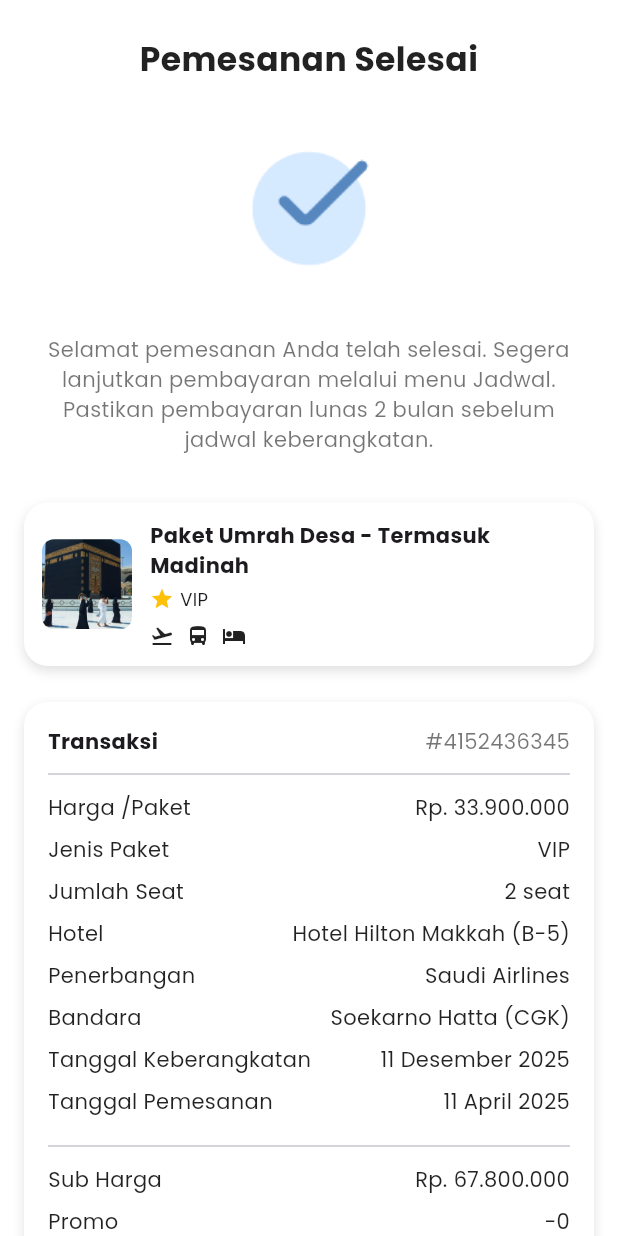
After one commit to Mercuriallz/umroh_mobile_v2, a Flutter app: the OrderSuccessPage screen opened directly, on a phone screen of 412 x 824 dp. The commit adds this screen. Run offline on Flutter 3.47's test engine with Material 3 defaults, Android fonts, the phone set to English and light mode, and no system bars; our stand-ins replace carousel_slider, file_picker, flutter_bloc, flutter_dotenv, flutter_easyloading, get and 2 more.

Commit message:
order done

```diff
--- a/lib/constant/color_constant.dart
+++ b/lib/constant/color_constant.dart
@@ -17,6 +17,7 @@ class ColorConstant {
   static const Color primary99 = Color(0xffEAF0FE);
   static const Color onSurface = Color(0xff2D2F33);
   static const Color greenColor = Color(0xff00DD3B);
+  static const Color primaryBlue = Color(0xFF73B4FF);
 
   static const Color secondary30Color = Color(0xff6794CD);
   static const Color secondary90 = Color(0xffD7E8FF);
--- /dev/null
+++ b/lib/constant/loading.dart
@@ -0,0 +1,48 @@
+import 'package:flutter/material.dart';
+import 'package:lottie/lottie.dart';
+import 'package:mobile_umroh_v2/constant/success.dart';
+
+class OrderLoadingPage extends StatefulWidget {
+  const OrderLoadingPage({super.key});
+
+  @override
+  State<OrderLoadingPage> createState() => _OrderLoadingPageState();
+}
+
+class _OrderLoadingPageState extends State<OrderLoadingPage> {
+  @override
+  void initState() {
+    super.initState();
+    Future.delayed(const Duration(seconds: 3), () {
+      Navigator.pushReplacement(
+        context,
+        MaterialPageRoute(builder: (_) => const OrderSuccessPage()),
+      );
+    });
+  }
+
+  @override
+  Widget build(BuildContext context) {
+    return Scaffold(
+      backgroundColor: Colors.white,
+      body: Center(
+        child: Column(
+          mainAxisAlignment: MainAxisAlignment.center,
+          children: [
+            Lottie.asset(
+              'assets/lottie/loading_animation.json',
+              width: 200,
+              height: 200,
+              frameRate: FrameRate.max
+            ),
+            const SizedBox(height: 24),
+            const Text(
+              "Pesanan Anda Sedang Diproses...",
+              style: TextStyle(fontSize: 18, fontWeight: FontWeight.bold),
+            ),
+          ],
+        ),
+      ),
+    );
+  }
+}
--- /dev/null
+++ b/lib/constant/success.dart
@@ -0,0 +1,238 @@
+import 'package:flutter/material.dart';
+
+class OrderSuccessPage extends StatelessWidget {
+  const OrderSuccessPage({super.key});
+
+  @override
+  Widget build(BuildContext context) {
+    return Scaffold(
+      backgroundColor: Colors.white,
+      body: SafeArea(
+        child: SingleChildScrollView(
+          padding: const EdgeInsets.symmetric(horizontal: 16, vertical: 24),
+          child: Column(
+            crossAxisAlignment: CrossAxisAlignment.center,
+            children: [
+              const Text(
+                'Pemesanan Selesai',
+                style: TextStyle(
+                  fontSize: 22,
+                  fontWeight: FontWeight.bold,
+                  color: Colors.black87,
+                ),
+                textAlign: TextAlign.center,
+              ),
+              const SizedBox(height: 24),
+              Image.asset(
+                'assets/icons/check.png',
+                width: 120,
+                height: 120,
+              ),
+              const SizedBox(height: 24),
+              const Text(
+                'Selamat pemesanan Anda telah selesai. Segera lanjutkan pembayaran melalui menu Jadwal. Pastikan pembayaran lunas 2 bulan sebelum jadwal keberangkatan.',
+                textAlign: TextAlign.center,
+                style: TextStyle(
+                  color: Colors.black54,
+                  fontSize: 14,
+                ),
+              ),
+              const SizedBox(height: 32),
+
+              // Card Paket
+              Container(
+                padding: const EdgeInsets.all(12),
+                decoration: BoxDecoration(
+                  color: Colors.white,
+                  borderRadius: BorderRadius.circular(16),
+                  boxShadow: [
+                    BoxShadow(
+                      color: Colors.black12,
+                      blurRadius: 6,
+                      offset: const Offset(0, 3),
+                    ),
+                  ],
+                ),
+                child: Row(
+                  children: [
+                    ClipRRect(
+                      borderRadius: BorderRadius.circular(8),
+                      child: Image.asset(
+                        'assets/image/kabah.png',
+                        width: 60,
+                        height: 60,
+                        fit: BoxFit.cover,
+                      ),
+                    ),
+                    const SizedBox(width: 12),
+                    Expanded(
+                      child: Column(
+                        crossAxisAlignment: CrossAxisAlignment.start,
+                        children: [
+                          const Text(
+                            'Paket Umrah Desa - Termasuk Madinah',
+                            style: TextStyle(
+                              fontWeight: FontWeight.bold,
+                            ),
+                          ),
+                          const SizedBox(height: 4),
+                          Row(
+                            children: [
+                              const Icon(Icons.star, size: 16, color: Colors.amber),
+                              const SizedBox(width: 4),
+                              const Text('VIP', style: TextStyle(fontSize: 12)),
+                            ],
+                          ),
+                          const SizedBox(height: 8),
+                          Row(
+                            children: [
+                              const Icon(Icons.flight_takeoff, size: 16),
+                              const SizedBox(width: 8),
+                              const Icon(Icons.directions_bus, size: 16),
+                              const SizedBox(width: 8),
+                              const Icon(Icons.hotel, size: 16),
+                            ],
+                          ),
+                        ],
+                      ),
+                    ),
+                  ],
+                ),
+              ),
+
+              const SizedBox(height: 24),
+
+              // Card Transaksi
+              Container(
+                width: double.infinity,
+                padding: const EdgeInsets.all(16),
+                decoration: BoxDecoration(
+                  color: Colors.white,
+                  borderRadius: BorderRadius.circular(16),
+                  boxShadow: [
+                    BoxShadow(
+                      color: Colors.black12,
+                      blurRadius: 6,
+                      offset: const Offset(0, 3),
+                    ),
+                  ],
+                ),
+                child: Column(
+                  crossAxisAlignment: CrossAxisAlignment.start,
+                  children: [
+                    Row(
+                      mainAxisAlignment: MainAxisAlignment.spaceBetween,
+                      children: const [
+                        Text(
+                          'Transaksi',
+                          style: TextStyle(
+                            fontWeight: FontWeight.bold,
+                          ),
+                        ),
+                        Text(
+                          '#4152436345',
+                          style: TextStyle(color: Colors.black54),
+                        ),
+                      ],
+                    ),
+                    const Divider(height: 24),
+                    _buildTransactionItem('Harga /Paket', 'Rp. 33.900.000'),
+                    _buildTransactionItem('Jenis Paket', 'VIP'),
+                    _buildTransactionItem('Jumlah Seat', '2 seat'),
+                    _buildTransactionItem('Hotel', 'Hotel Hilton Makkah (B-5)'),
+                    _buildTransactionItem('Penerbangan', 'Saudi Airlines'),
+                    _buildTransactionItem('Bandara', 'Soekarno Hatta (CGK)'),
+                    _buildTransactionItem('Tanggal Keberangkatan', '11 Desember 2025'),
+                    _buildTransactionItem('Tanggal Pemesanan', '11 April 2025'),
+                    const Divider(height: 24),
+                    _buildTransactionItem('Sub Harga', 'Rp. 67.800.000'),
+                    _buildTransactionItem('Promo', '-0'),
+                    _buildTransactionItem('Diskon', '-0'),
+                    const Divider(height: 24),
+                    Row(
+                      mainAxisAlignment: MainAxisAlignment.spaceBetween,
+                      children: const [
+                        Text(
+                          'Total',
+                          style: TextStyle(
+                            fontWeight: FontWeight.bold,
+                          ),
+                        ),
+                        Text(
+                          'Rp. 67.800.000',
+                          style: TextStyle(
+                            fontWeight: FontWeight.bold,
+                          ),
+                        ),
+                      ],
+                    ),
+                  ],
+                ),
+              ),
+
+              const SizedBox(height: 24),
+
+              // Catatan
+              Container(
+                width: double.infinity,
+                padding: const EdgeInsets.all(16),
+                decoration: BoxDecoration(
+                  color: Colors.grey.shade100,
+                  borderRadius: BorderRadius.circular(16),
+                ),
+                child: const Text(
+                  'Tidak ada catatan',
+                  style: TextStyle(color: Colors.black54),
+                ),
+              ),
+
+              const SizedBox(height: 32),
+
+              // Buttons
+              Row(
+                children: [
+                  Expanded(
+                    child: OutlinedButton(
+                      onPressed: () {
+                        Navigator.popUntil(context, (route) => route.isFirst);
+                      },
+                      child: const Text('Selesai'),
+                    ),
+                  ),
+                  const SizedBox(width: 12),
+                  Expanded(
+                    child: ElevatedButton(
+                      onPressed: () {
+                        // TODO: navigate ke detail transaksi
+                      },
+                      style: ElevatedButton.styleFrom(
+                        backgroundColor: const Color(0xFF68A9F0),
+                        shape: RoundedRectangleBorder(
+                          borderRadius: BorderRadius.circular(12),
+                        ),
+                      ),
+                      child: const Text('Lihat Transaksi'),
+                    ),
+                  ),
+                ],
+              ),
+            ],
+          ),
+        ),
+      ),
+    );
+  }
+
+  Widget _buildTransactionItem(String title, String value) {
+    return Padding(
+      padding: const EdgeInsets.only(bottom: 8),
+      child: Row(
+        mainAxisAlignment: MainAxisAlignment.spaceBetween,
+        children: [
+          Text(title, style: const TextStyle(color: Colors.black87)),
+          Text(value, style: const TextStyle(color: Colors.black87)),
+        ],
+      ),
+    );
+  }
+}
--- a/lib/presentation/detail/add_jemaah_page.dart
+++ b/lib/presentation/detail/add_jemaah_page.dart
@@ -1,4 +1,5 @@
 import 'package:flutter/material.dart';
+import 'package:mobile_umroh_v2/constant/color_constant.dart';
 
 class AddJemaahPage extends StatefulWidget {
   const AddJemaahPage({super.key});
@@ -106,10 +107,12 @@ class _AddJemaahPageState extends State<AddJemaahPage> {
       ),
             ),
             const SizedBox(height: 20),
-            ElevatedButton(
+            SizedBox(
+              width: double.infinity,
+              child: ElevatedButton(
                 onPressed: _submit,
                 style: ElevatedButton.styleFrom(
-                backgroundColor: Colors.lightBlueAccent,
+                  backgroundColor: ColorConstant.primaryBlue,
                   shape: RoundedRectangleBorder(
                       borderRadius: BorderRadius.circular(20)),
                   padding:
@@ -117,6 +120,7 @@ class _AddJemaahPageState extends State<AddJemaahPage> {
                 ),
                 child:
                     const Text("Tambah", style: TextStyle(color: Colors.white)),
+              ),
             )
           ],
         ),
--- a/lib/presentation/detail/data_order_page.dart
+++ b/lib/presentation/detail/data_order_page.dart
@@ -1,6 +1,7 @@
 import 'package:flutter/material.dart';
 import 'package:get/get.dart';
 import 'package:mobile_umroh_v2/constant/color_constant.dart';
+import 'package:mobile_umroh_v2/constant/loading.dart';
 import 'package:mobile_umroh_v2/presentation/detail/add_jemaah_page.dart';
 
 class DataOrderPage extends StatefulWidget {
@@ -57,7 +58,8 @@ class _DataOrderPageState extends State<DataOrderPage> {
     return Scaffold(
       appBar: AppBar(
         automaticallyImplyLeading: false,
-        title: const Text("Data Pemesanan", style: TextStyle(fontWeight: FontWeight.bold)),
+        title: const Text("Data Pemesanan",
+            style: TextStyle(fontWeight: FontWeight.bold)),
         leading: IconButton(
           icon: const Icon(Icons.arrow_back),
           onPressed: () => Navigator.pop(context),
@@ -69,14 +71,15 @@ class _DataOrderPageState extends State<DataOrderPage> {
           children: [
             _buildBookingInfoSection(),
             const SizedBox(height: 24),
-
             Expanded(
               child: SingleChildScrollView(
                 child: Column(
                   children: [
                     _buildSectionHeader(totalJemaah),
                     const SizedBox(height: 12),
-                    _buildJemaahItem(widget.namaPemesan ?? "-", widget.jenisKelamin ?? "-", widget.typeJemaah ?? "-", isPemesan: true),
+                    _buildJemaahItem(widget.namaPemesan ?? "-",
+                        widget.jenisKelamin ?? "-", widget.typeJemaah ?? "-",
+                        isPemesan: true),
                     const SizedBox(height: 8),
                     ...jemaahList.asMap().entries.map((entry) {
                       final index = entry.key;
@@ -87,19 +90,25 @@ class _DataOrderPageState extends State<DataOrderPage> {
                         background: Container(
                           alignment: Alignment.centerRight,
                           padding: const EdgeInsets.symmetric(horizontal: 20),
-                          decoration: BoxDecoration(color: Colors.red, borderRadius: BorderRadius.circular(12)),
+                          decoration: BoxDecoration(
+                              color: Colors.red,
+                              borderRadius: BorderRadius.circular(12)),
                           child: const Icon(Icons.delete, color: Colors.white),
                         ),
                         onDismissed: (_) {
                           setState(() {
                             jemaahList.removeAt(index);
                           });
-                          Get.snackbar("Jama'ah Dihapus", "${jemaah['nama']} telah dihapus",
+                          Get.snackbar("Jama'ah Dihapus",
+                              "${jemaah['nama']} telah dihapus",
                               snackPosition: SnackPosition.BOTTOM,
                               colorText: ColorConstant.secondary100,
                               backgroundColor: Colors.red);
                         },
-                        child: _buildJemaahItem(jemaah['nama'] ?? "-", jemaah['jenis_kelamin'] ?? "-", jemaah['type_jemaah'] ?? "-"),
+                        child: _buildJemaahItem(
+                            jemaah['nama'] ?? "-",
+                            jemaah['jenis_kelamin'] ?? "-",
+                            jemaah['type_jemaah'] ?? "-"),
                       );
                     }),
                     const SizedBox(height: 12),
@@ -110,29 +119,36 @@ class _DataOrderPageState extends State<DataOrderPage> {
                         style: ElevatedButton.styleFrom(
                           foregroundColor: Colors.blue,
                           backgroundColor: Colors.blue.shade100,
-                          shape: RoundedRectangleBorder(borderRadius: BorderRadius.circular(24)),
+                          shape: RoundedRectangleBorder(
+                              borderRadius: BorderRadius.circular(24)),
                         ),
-                        child: const Text("Tambah +", style: TextStyle(color: Colors.blue)),
+                        child: const Text("Tambah +",
+                            style: TextStyle(color: Colors.blue)),
                       ),
                     ),
                   ],
                 ),
               ),
             ),
-
             const SizedBox(height: 16),
             SizedBox(
               width: double.infinity,
               child: ElevatedButton(
                 onPressed: () {
+                  Navigator.push(
+                    context,
+                    MaterialPageRoute(builder: (_) => const OrderLoadingPage()),
+                  );
                 },
                 style: ElevatedButton.styleFrom(
                   backgroundColor: Colors.blue,
-                  shape: RoundedRectangleBorder(borderRadius: BorderRadius.circular(24)),
+                  shape: RoundedRectangleBorder(
+                      borderRadius: BorderRadius.circular(24)),
                 ),
                 child: const Padding(
                   padding: EdgeInsets.symmetric(vertical: 12),
-                  child: Text("Pesan Sekarang", style: TextStyle(color: Colors.white)),
+                  child: Text("Pesan Sekarang",
+                      style: TextStyle(color: Colors.white)),
                 ),
               ),
             ),
@@ -146,7 +162,8 @@ class _DataOrderPageState extends State<DataOrderPage> {
     return Row(
       mainAxisAlignment: MainAxisAlignment.spaceBetween,
       children: [
-        const Text("Data Jama'ah", style: TextStyle(fontWeight: FontWeight.bold, fontSize: 16)),
+        const Text("Data Jama'ah",
+            style: TextStyle(fontWeight: FontWeight.bold, fontSize: 16)),
         Text("$totalJemaah / ${widget.totalOrang}"),
       ],
     );
@@ -156,7 +173,8 @@ class _DataOrderPageState extends State<DataOrderPage> {
     return Column(
       crossAxisAlignment: CrossAxisAlignment.start,
       children: [
-        const Text("Informasi Pemesanan", style: TextStyle(fontWeight: FontWeight.bold, fontSize: 16)),
+        const Text("Informasi Pemesanan",
+            style: TextStyle(fontWeight: FontWeight.bold, fontSize: 16)),
         const SizedBox(height: 12),
         _buildInfoItem("Kode Paket", "UMR000131", isLink: true),
         _buildInfoItem("Nama Paket", "Paket Umrah Desa - Termasuk Madinah"),
@@ -165,7 +183,8 @@ class _DataOrderPageState extends State<DataOrderPage> {
         const SizedBox(height: 8),
         const Align(
           alignment: Alignment.center,
-          child: Text("Lihat Informasi Pemesanan", style: TextStyle(color: Colors.blue)),
+          child: Text("Lihat Informasi Pemesanan",
+              style: TextStyle(color: Colors.blue)),
         ),
       ],
     );
@@ -182,15 +201,23 @@ class _DataOrderPageState extends State<DataOrderPage> {
       child: Row(
         crossAxisAlignment: CrossAxisAlignment.start,
         children: [
-          Expanded(flex: 2, child: Text(title, style: const TextStyle(fontWeight: FontWeight.bold))),
+          Expanded(
+              flex: 2,
+              child: Text(title,
+                  style: const TextStyle(fontWeight: FontWeight.bold))),
           const SizedBox(width: 8),
-          Expanded(flex: 3, child: Text(value, style: TextStyle(color: isLink ? Colors.blue : Colors.black))),
+          Expanded(
+              flex: 3,
+              child: Text(value,
+                  style:
+                      TextStyle(color: isLink ? Colors.blue : Colors.black))),
         ],
       ),
     );
   }
 
-  Widget _buildJemaahItem(String nama, String jenisKelamin, String typeJemaah, {bool isPemesan = false} ) {
+  Widget _buildJemaahItem(String nama, String jenisKelamin, String typeJemaah,
+      {bool isPemesan = false}) {
     return Container(
       margin: const EdgeInsets.only(bottom: 8),
       padding: const EdgeInsets.all(12),
@@ -205,7 +232,8 @@ class _DataOrderPageState extends State<DataOrderPage> {
             Text(nama, style: const TextStyle(fontWeight: FontWeight.bold)),
             Text(jenisKelamin),
           ]),
-          Text(isPemesan ? "Pemesan" : typeJemaah, style: const TextStyle(color: Colors.blue)),
+          Text(isPemesan ? "Pemesan" : typeJemaah,
+              style: const TextStyle(color: Colors.blue)),
         ],
       ),
     );
--- a/lib/presentation/detail/order_page.dart
+++ b/lib/presentation/detail/order_page.dart
@@ -183,7 +183,7 @@ class _OrderPageState extends State<OrderPage> {
     return Container(
       padding: const EdgeInsets.all(16),
       decoration: BoxDecoration(
-        color: const Color(0xFFF7F7F7),
+        color: const Color(0xFFFFFFFF),
         borderRadius: BorderRadius.circular(30),
       ),
       child: Row(
--- a/lib/presentation/schedule/schedule_departure_page.dart
+++ b/lib/presentation/schedule/schedule_departure_page.dart
@@ -27,7 +27,6 @@ class ScheduleDeparturePage extends StatelessWidget {
                 child: SingleChildScrollView(
                   child: Column(
                     children: [
-                      // Card 1
                       Container(
                         padding: const EdgeInsets.all(16),
                         decoration: BoxDecoration(
@@ -73,7 +72,6 @@ class ScheduleDeparturePage extends StatelessWidget {
                       ),
                       const SizedBox(height: 24),
 
-                      // Card 2
                       Container(
                         padding: const EdgeInsets.all(16),
                         decoration: BoxDecoration(
--- a/pubspec.yaml
+++ b/pubspec.yaml
@@ -46,6 +46,7 @@ dependencies:
   carousel_slider: ^5.0.0
   google_fonts: ^6.2.1
   file_picker: ^10.1.2
+  lottie: ^3.3.1
 
 dev_dependencies:
   flutter_test:
@@ -75,6 +76,7 @@ flutter:
   - assets/vector/
   - .env.development
   - .env.production
+  - assets/lottie/loading_animation.json
 
   # To add assets to your application, add an assets section, like this:
   # assets:
```
Also changed, not shown: assets/lottie/loading_animation.json (added, +1 -0 lines), assets/icons/check.png (added), pubspec.lock. Lines whose indentation alone changed are shown as unchanged.
